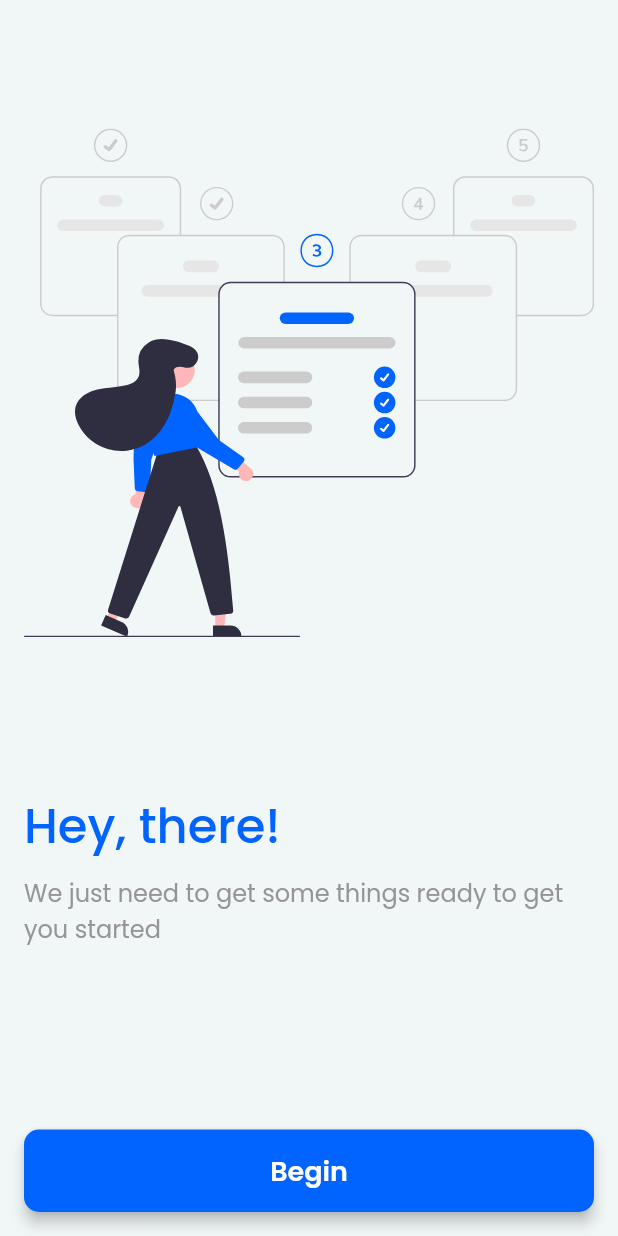
After one commit to iamr-kumar/off-the-shelf, a Flutter app: the OnboardingStartScreen screen opened directly, on a phone screen of 412 x 824 dp. The commit adds this screen. Run offline on Flutter 3.47's test engine with Material 2 defaults, Android fonts, the phone set to English and light mode, and no system bars; our stand-ins replace cloud_firestore, firebase_auth, firebase_core, flutter_riverpod, flutter_svg, fpdart and 2 more; accounts and stored records are empty.

Commit message:
add onboarding start screen

```diff
--- a/lib/src/core/constants/firebase_constants.dart
+++ b/lib/src/core/constants/firebase_constants.dart
@@ -1,5 +1,5 @@
 class FirebaseConstants {
   static const usersCollection = 'users';
-  static const booksCollection = 'books';
+  static const libraryCollection = 'library';
   static const logsCollection = 'readingLogs';
 }
--- a/lib/src/core/routes.dart
+++ b/lib/src/core/routes.dart
@@ -3,6 +3,7 @@ import 'package:flutter/material.dart';
 import 'package:off_the_shelf/src/features/auth/view/landing_screen.dart';
 import 'package:off_the_shelf/src/features/auth/view/login_screen.dart';
 import 'package:off_the_shelf/src/features/auth/view/singup_screen.dart';
+import 'package:off_the_shelf/src/features/onboarding/view/onboarding_start_screen.dart';
 
 import 'package:routemaster/routemaster.dart';
 
@@ -20,7 +21,8 @@ final authenticatedRoutes =
 
 final onboardingRoutes =
     RouteMap(onUnknownRoute: (_) => const Redirect('/'), routes: {
-  '/': (_) => const MaterialPage(child: Scaffold()),
+  OnboardingStartScreen.route: (_) =>
+      const MaterialPage(child: OnboardingStartScreen()),
   // '/onboarding/select-book': (_) =>
   //     const MaterialPage(child: OnboardingBookSelectScreen()),
   // '/onboarding/set-target': (_) =>
--- /dev/null
+++ b/lib/src/features/onboarding/view/onboarding_start_screen.dart
@@ -0,0 +1,62 @@
+import 'package:flutter/material.dart';
+import 'package:flutter_riverpod/flutter_riverpod.dart';
+import 'package:flutter_svg/flutter_svg.dart';
+import 'package:off_the_shelf/src/core/constants/local_constants.dart';
+import 'package:off_the_shelf/src/core/widgets/custom_button.dart';
+import 'package:off_the_shelf/src/theme/app_style.dart';
+import 'package:routemaster/routemaster.dart';
+
+class OnboardingStartScreen extends ConsumerWidget {
+  static const route = '/';
+
+  const OnboardingStartScreen({super.key});
+
+  @override
+  Widget build(BuildContext context, WidgetRef ref) {
+    final devHeight = MediaQuery.of(context).size.height;
+
+    void startOnboarding() {
+      Routemaster.of(context).push('/onboarding/select-book');
+    }
+
+    Widget onboardingIllustration = SvgPicture.asset(
+        Constants.onboardingFirstIllustration,
+        height: devHeight * 0.6);
+
+    return Scaffold(
+      // backgroundColor: Pallete.primaryBlue,
+      body: SafeArea(
+        child: Padding(
+          padding:
+              const EdgeInsets.only(top: 8, bottom: 16.0, left: 16, right: 16),
+          child: Column(
+            crossAxisAlignment: CrossAxisAlignment.start,
+            children: [
+              onboardingIllustration,
+              SizedBox(height: devHeight * 0.03),
+              const Text(
+                'Hey, there!',
+                style: AppStyles.headingThree,
+              ),
+              const SizedBox(height: 8),
+              const Text(
+                'We just need to get some things ready to get you started',
+                style: AppStyles.subtext,
+              ),
+              Expanded(
+                child: Align(
+                  alignment: Alignment.bottomCenter,
+                  child: CustomButton(
+                    text: 'Begin',
+                    onPressed: startOnboarding,
+                    // isOutlined: true,
+                  ),
+                ),
+              )
+            ],
+          ),
+        ),
+      ),
+    );
+  }
+}
```
Also changed, not shown: lib/src/features/library/controller/book_search_controller.dart (added, +65 -0 lines), lib/src/features/library/repository/library_repository.dart (added, +76 -0 lines), lib/src/features/onboarding/controller/onboarding_controller.dart (added, +101 -0 lines), lib/src/models/book.model.dart (added, +126 -0 lines), lib/src/features/onboarding/view/book_select_screen.dart (added).
